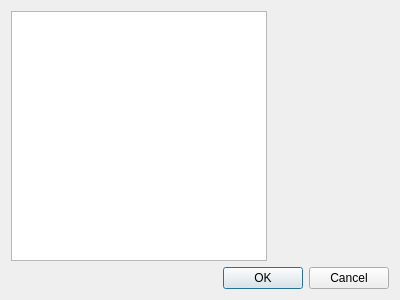
This is src/gui/PreferencesWindow.ui in Gnurou/tagainijisho as Qt 5 draws it before an edit. The edited form follows.
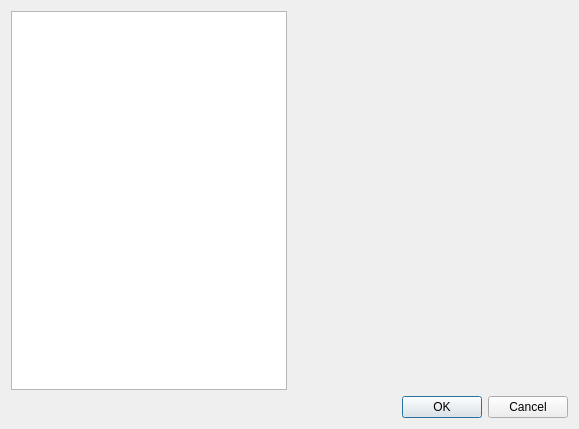
This is the edited form. Icons and pictures are not drawn.

```diff
--- a/src/gui/PreferencesWindow.ui
+++ b/src/gui/PreferencesWindow.ui
@@ -6,8 +6,8 @@
    <rect>
     <x>0</x>
     <y>0</y>
-    <width>400</width>
-    <height>300</height>
+    <width>579</width>
+    <height>429</height>
    </rect>
   </property>
   <property name="windowTitle">
```
